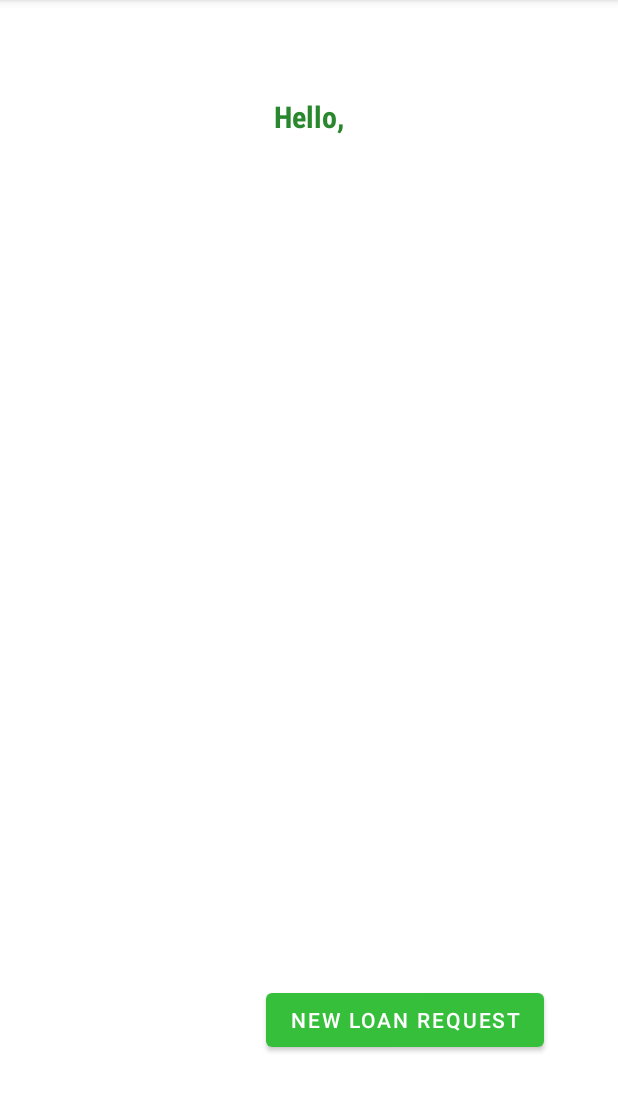
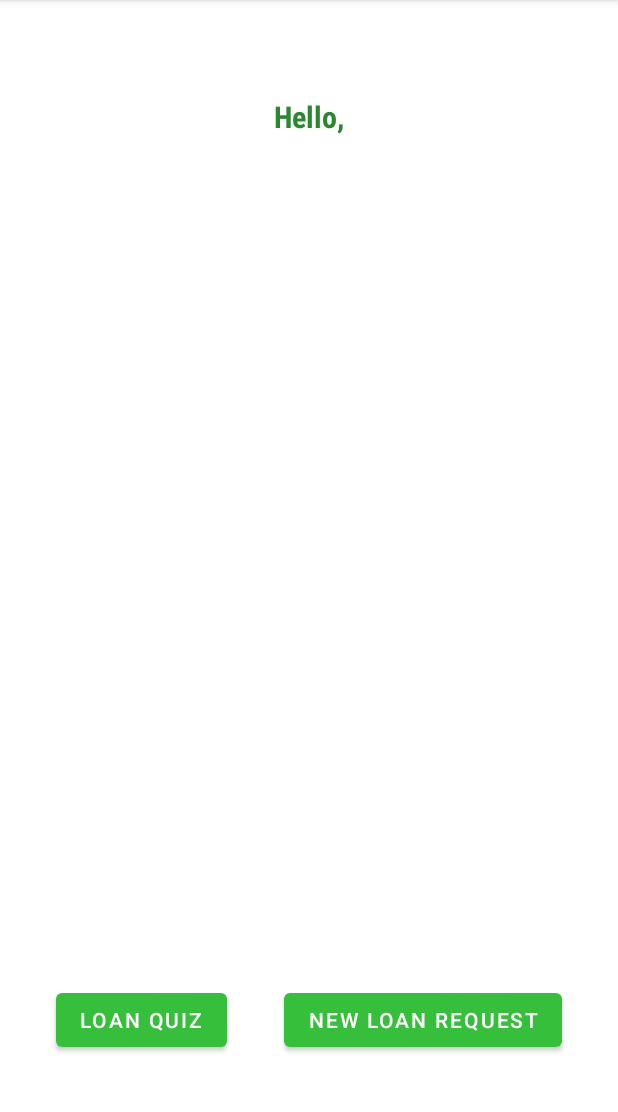
Before and after one commit to popovicilaura19/Licenta, an Android app: the HomePageActivity screen opened directly, with no data from a screen before it, on a phone screen of 412 x 824 dp, the part 84-1196 px from its top. Run offline under Robolectric (Android 15) with nearby library versions, the light colour scheme and no system bars; our stand-ins replace Room's generated code; 1 statement that could not run was skipped.

Commit message:
added buttons for quiz and defined criteria for loan approval with status update

```diff
--- a/app/src/main/res/layout/activity_home_page.xml
+++ b/app/src/main/res/layout/activity_home_page.xml
@@ -23,15 +23,27 @@
         android:textColor="@color/dark_green"/>
 
     <Button
+        android:id="@+id/id_btn_helper"
+        android:layout_width="wrap_content"
+        android:layout_height="wrap_content"
+        android:text="@string/loan_quiz"
+        tools:layout_editor_absoluteX="189dp"
+        tools:layout_editor_absoluteY="420dp"
+        app:layout_constraintStart_toStartOf="parent"
+        app:layout_constraintEnd_toStartOf="@id/id_btn_newLoanRequest"
+        app:layout_constraintBottom_toBottomOf="parent"
+        android:layout_marginBottom="64dp"/>
+
+    <Button
         android:id="@+id/id_btn_newLoanRequest"
         android:layout_width="wrap_content"
         android:layout_height="wrap_content"
         android:text="@string/new_loan_request"
         tools:layout_editor_absoluteX="266dp"
         tools:layout_editor_absoluteY="643dp"
-        app:layout_constraintStart_toStartOf="parent"
+        app:layout_constraintStart_toEndOf="@id/id_btn_helper"
         app:layout_constraintEnd_toEndOf="parent"
         app:layout_constraintBottom_toBottomOf="parent"
-        android:layout_marginStart="128dp"
         android:layout_marginBottom="64dp"/>
+
 </androidx.constraintlayout.widget.ConstraintLayout>
--- a/app/src/main/res/values/strings.xml
+++ b/app/src/main/res/values/strings.xml
@@ -25,6 +25,8 @@
     <string name="cancel">Cancel</string>
     <string name="go_home">Go Home</string>
     <string name="your_loan_request_was_sent_and_its_current_status_is">Your loan request was sent and its current status is </string>
+    <string name="need_help">Need help deciding?</string>
+    <string name="loan_quiz">Loan Quiz</string>
 
     <string-array name="creditPeriod">
         <item>12</item>
```
Also changed, not shown: app/src/main/java/com/example/licenta/RequestStatusActivity.java (+25 -2 lines), app/src/main/res/layout/activity_loan_request_form.xml (+13 -1 lines).
